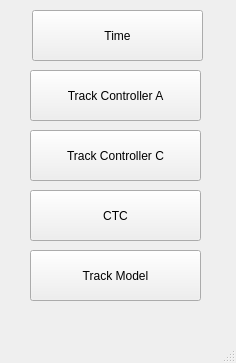
Old version of the form CTC_Wayside_TrackModel.ui in the repository LucasZ99/ECE1140SystemsEngineeringProject.
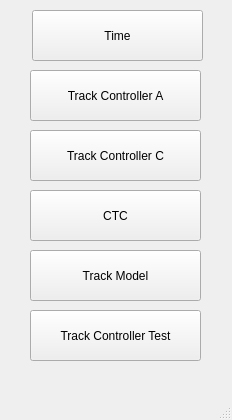
New version of the form.

Commit message: re-implemented test ui in ctc wayside track model ui because we need to show block closures and maintenance switch toggles.

Patch:
```diff
--- a/CTC_Wayside_TrackModel.ui
+++ b/CTC_Wayside_TrackModel.ui
@@ -6,14 +6,14 @@
    <rect>
     <x>0</x>
     <y>0</y>
-    <width>236</width>
-    <height>363</height>
+    <width>232</width>
+    <height>420</height>
    </rect>
   </property>
   <property name="maximumSize">
    <size>
     <width>236</width>
-    <height>363</height>
+    <height>420</height>
    </size>
   </property>
   <property name="windowTitle">
@@ -85,6 +85,19 @@
      <string>Time</string>
     </property>
    </widget>
+   <widget class="QPushButton" name="track_controller_test_button">
+    <property name="geometry">
+     <rect>
+      <x>30</x>
+      <y>310</y>
+      <width>171</width>
+      <height>51</height>
+     </rect>
+    </property>
+    <property name="text">
+     <string>Track Controller Test</string>
+    </property>
+   </widget>
   </widget>
   <widget class="QMenuBar" name="menubar">
    <property name="geometry">
```
Left out of the diff: 2 changed lines with no effect on the pictures. The commit also changes 1 other file.
